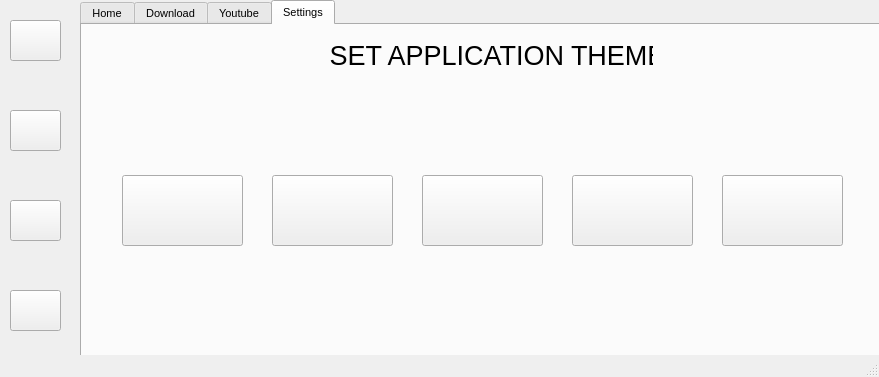
Above: main.ui from gautamsood15/download_manager before the change. Below: the same form after it.
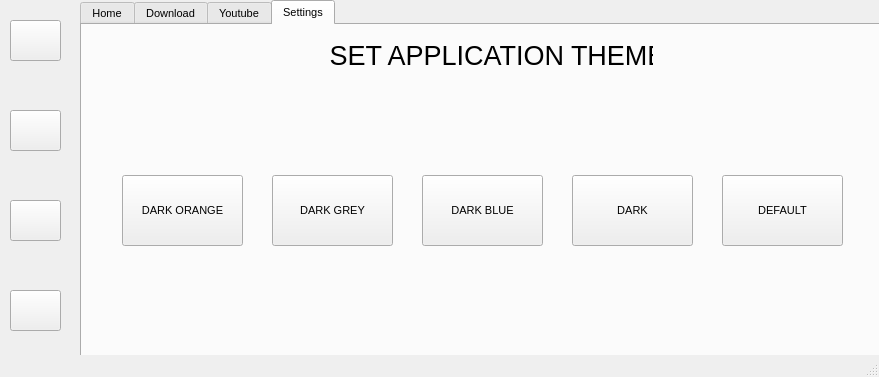
That is the form after the change. Icons and pictures are not drawn.

Commit message: Final changes to app themes

```diff
--- a/main.ui
+++ b/main.ui
@@ -821,7 +821,7 @@
        <cursorShape>PointingHandCursor</cursorShape>
       </property>
       <property name="text">
-       <string/>
+       <string>DARK ORANGE</string>
       </property>
      </widget>
      <widget class="QPushButton" name="pushButton_13">
@@ -837,7 +837,7 @@
        <cursorShape>PointingHandCursor</cursorShape>
       </property>
       <property name="text">
-       <string/>
+       <string>DARK GREY</string>
       </property>
      </widget>
      <widget class="QPushButton" name="pushButton_14">
@@ -853,7 +853,7 @@
        <cursorShape>PointingHandCursor</cursorShape>
       </property>
       <property name="text">
-       <string/>
+       <string>DARK BLUE</string>
       </property>
      </widget>
      <widget class="QLabel" name="label_7">
@@ -887,7 +887,7 @@
        <cursorShape>PointingHandCursor</cursorShape>
       </property>
       <property name="text">
-       <string/>
+       <string>DARK</string>
       </property>
      </widget>
      <widget class="QPushButton" name="pushButton_16">
@@ -903,7 +903,7 @@
        <cursorShape>PointingHandCursor</cursorShape>
       </property>
       <property name="text">
-       <string/>
+       <string>DEFAULT</string>
       </property>
      </widget>
     </widget>
```
The commit also changes 2 other files.
